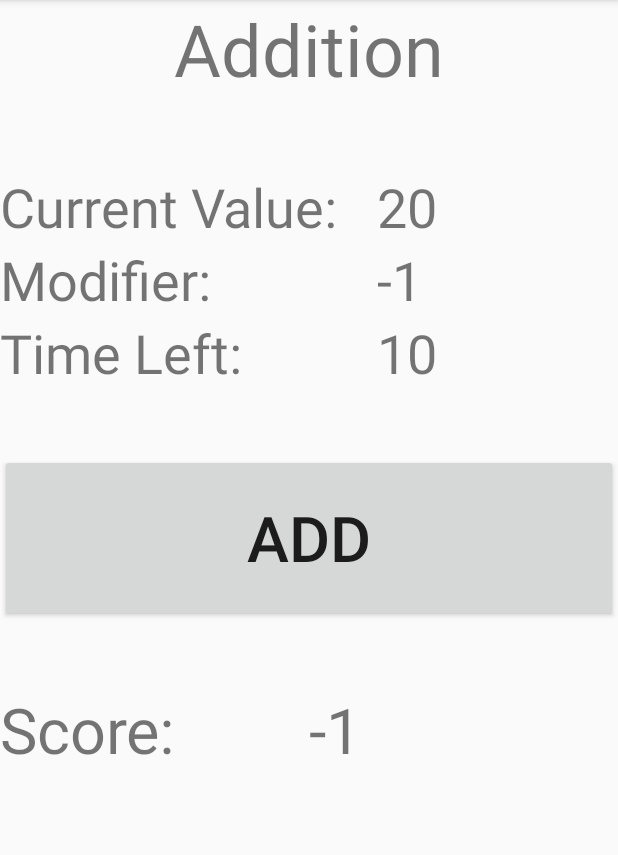
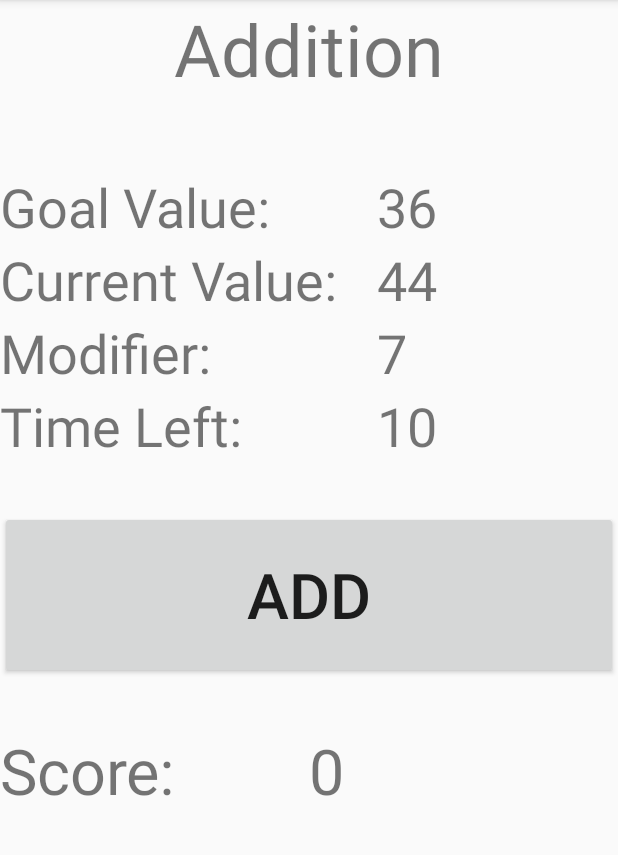
Before and after one commit to krehliv/ASMDgame, an Android app: the screen it shows after launch (MainActivity), on a phone screen of 412 x 824 dp, the part 96-951 px from its top. Run offline under Robolectric (Android 15) with nearby library versions, the phone set to English and light mode, and no system bars.

Commit message:
Addition Complete

```diff
--- a/app/src/main/java/css/cis3334/ASMDgame/FirstFragment.java
+++ b/app/src/main/java/css/cis3334/ASMDgame/FirstFragment.java
@@ -33,10 +33,8 @@ public class FirstFragment extends Fragment {
     private TextView textViewModifierNum;
     private TextView textViewTimeNum;
     private TextView textViewScoreNum;
+    private TextView textViewGoalNum;
     private Button buttonAdd;
-    private String timerSet;
-    private String scoreSet;
-    private String currentSet;
 
     private OnFragmentInteractionListener mListener;
 
@@ -81,28 +79,55 @@ public class FirstFragment extends Fragment {
         textViewModifierNum = (TextView) inflation.findViewById(R.id.textViewModifierNum);
         textViewTimeNum = (TextView) inflation.findViewById(R.id.textViewTimeNum);
         textViewScoreNum = (TextView) inflation.findViewById(R.id.textViewScoreNum);
+        textViewGoalNum = (TextView) inflation.findViewById(R.id.textViewGoalNum);
         buttonAdd = (Button) inflation.findViewById(R.id.buttonAdd);
 
-        scoreSet = Integer.toString(MainActivity.score);
+/*        scoreSet = Integer.toString(MainActivity.score);
         timerSet = Integer.toString((MainActivity.timer));
         currentSet = Integer.toString((MainActivity.currentNum));
-        textViewScoreNum.setText(scoreSet);
-        textViewTimeNum.setText(timerSet);
-        textViewCurrentNum.setText(currentSet);
+        goalSet = Integer.toString((MainActivity.goal));*/
+
+        textViewScoreNum.setText(Integer.toString(MainActivity.score));
+        textViewTimeNum.setText(Integer.toString(MainActivity.timer));
+        textViewCurrentNum.setText(Integer.toString(MainActivity.currentNum));
+        textViewGoalNum.setText(Integer.toString(MainActivity.goal));
+        textViewModifierNum.setText(Integer.toString(MainActivity.addMod));
 
         buttonAdd.setOnClickListener(new View.OnClickListener() {
             public void onClick(View view) {
                 MainActivity.timer--;
-                timerSet = Integer.toString((MainActivity.timer));
 
                 int modifier = Integer.parseInt(textViewModifierNum.getText().toString());
                 int current = Integer.parseInt(textViewCurrentNum.getText().toString());
+                int goal = Integer.parseInt(textViewGoalNum.getText().toString());
 
                 current = current + modifier;
                 MainActivity.currentNum = current;
 
-                textViewTimeNum.setText(timerSet);
+                textViewTimeNum.setText(Integer.toString((MainActivity.timer)));
                 textViewCurrentNum.setText(Integer.toString(MainActivity.currentNum));
+
+                if (current == goal) {
+                    textViewTimeNum.setText(Integer.toString(10));
+                    textViewScoreNum.setText(Integer.toString(MainActivity.score + 1));
+                    MainActivity.newGame();
+                    textViewScoreNum.setText(Integer.toString(MainActivity.score));
+                    textViewTimeNum.setText(Integer.toString(MainActivity.timer));
+                    textViewCurrentNum.setText(Integer.toString(MainActivity.currentNum));
+                    textViewGoalNum.setText(Integer.toString(MainActivity.goal));
+                    textViewModifierNum.setText(Integer.toString(MainActivity.addMod));
+                }
+                if (MainActivity.timer < 0) {
+                    textViewTimeNum.setText(Integer.toString(10));
+                    MainActivity.score = -1;
+                    MainActivity.newGame();
+                    textViewScoreNum.setText(Integer.toString(MainActivity.score));
+                    textViewTimeNum.setText(Integer.toString(MainActivity.timer));
+                    textViewCurrentNum.setText(Integer.toString(MainActivity.currentNum));
+                    textViewGoalNum.setText(Integer.toString(MainActivity.goal));
+                    textViewModifierNum.setText(Integer.toString(MainActivity.addMod));
+                }
+
             }
         });
         return inflation;
--- a/app/src/main/java/css/cis3334/ASMDgame/MainActivity.java
+++ b/app/src/main/java/css/cis3334/ASMDgame/MainActivity.java
@@ -9,6 +9,8 @@ import android.support.v4.app.FragmentManager;
 import android.support.v4.app.FragmentPagerAdapter;
 import android.support.v4.view.ViewPager;
 import android.os.Bundle;
+
+import java.util.concurrent.ThreadLocalRandom;
 
 public class MainActivity extends AppCompatActivity
         implements FirstFragment.OnFragmentInteractionListener,
@@ -35,13 +37,19 @@ public class MainActivity extends AppCompatActivity
     public static int timer = -1;
     public static int score = -1;
     public static int currentNum = -1;
+    public static int goal = -1;
+
+    public static int addMod = -1;
+    public static int subtractMod = -1;
+    public static int multiplyMod = -1;
+    public static int divideMod = -1;
 
     @Override
     protected void onCreate(Bundle savedInstanceState) {
         super.onCreate(savedInstanceState);
         setContentView(R.layout.activity_main);
 
-        initialize(score);
+        newGame();
 
         Toolbar toolbar = (Toolbar) findViewById(R.id.toolbar);
         setSupportActionBar(toolbar);
@@ -66,11 +74,17 @@ public class MainActivity extends AppCompatActivity
 
     }
 
-    public void initialize(int score) {
+    public static void newGame() {
         score++;
         timer = 10;
 
-        currentNum = 20;//Randomize me later
+        goal = ThreadLocalRandom.current().nextInt(35, 40); //random num between 20 and 60
+        currentNum = ThreadLocalRandom.current().nextInt(40, 50); //random num between 10 and 40
+
+        addMod = ThreadLocalRandom.current().nextInt(1, 10); //random num between 1 and 9
+        subtractMod = ThreadLocalRandom.current().nextInt(1, 10); //random num between 1 and 9
+        multiplyMod = ThreadLocalRandom.current().nextInt(1, 10); //random num between 1 and 9
+        divideMod = ThreadLocalRandom.current().nextInt(1, 10); //random num between 1 and 9
     }
 
 
--- a/app/src/main/res/layout/fragment_first.xml
+++ b/app/src/main/res/layout/fragment_first.xml
@@ -37,6 +37,14 @@
             android:orientation="vertical">
 
             <TextView
+                android:id="@+id/textViewGoal"
+                android:layout_width="match_parent"
+                android:layout_height="wrap_content"
+                android:layout_weight="1"
+                android:text="Goal Value:   "
+                android:textSize="36sp" />
+
+            <TextView
                 android:id="@+id/textViewCurrent"
                 android:layout_width="match_parent"
                 android:layout_height="wrap_content"
@@ -66,6 +74,13 @@
             android:layout_height="wrap_content"
             android:layout_weight="1"
             android:orientation="vertical">
+
+            <TextView
+                android:id="@+id/textViewGoalNum"
+                android:layout_width="match_parent"
+                android:layout_height="wrap_content"
+                android:text="-1"
+                android:textSize="36sp" />
 
             <TextView
                 android:id="@+id/textViewCurrentNum"
@@ -103,7 +118,7 @@
             android:layout_height="wrap_content"
             android:layout_weight="1"
             android:text=" "
-            android:textSize="32sp" />
+            android:textSize="24sp" />
 
         <Button
             android:id="@+id/buttonAdd"
@@ -119,7 +134,7 @@
             android:layout_height="wrap_content"
             android:layout_weight="1"
             android:text=" "
-            android:textSize="32sp" />/>
+            android:textSize="24sp" />/>
 
     </LinearLayout>
 
```
Also changed, not shown: app/src/main/res/layout/fragment_fourth.xml (+16 -2 lines), app/src/main/res/layout/fragment_second.xml (+17 -2 lines), app/src/main/res/layout/fragment_third.xml (+16 -2 lines).
